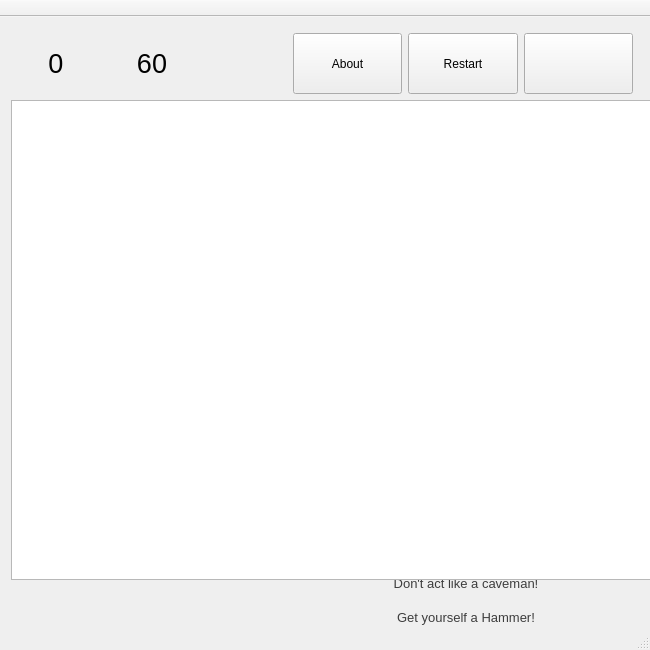
Above: mainwindow.ui from tomredant/whacl-a-mole before the change. Below: the same form after it.
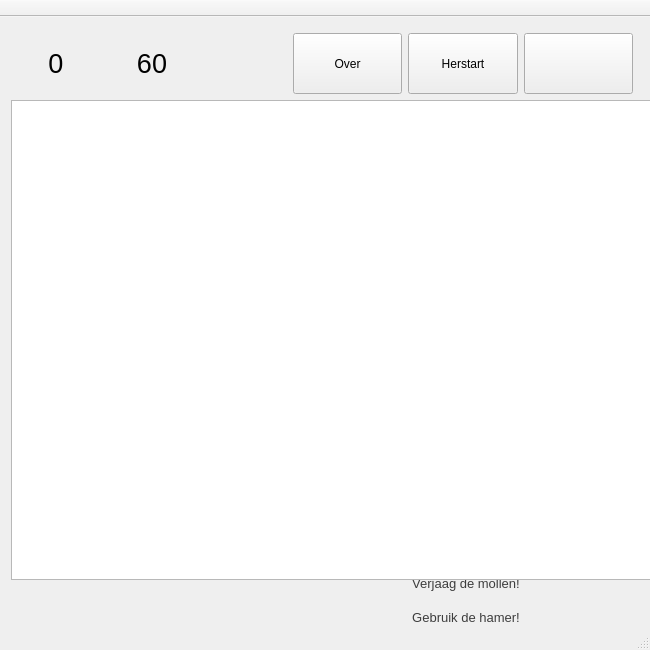
That is the form after the change. Icons and pictures are not drawn.

Diff of the .ui file:
```diff
--- a/mainwindow.ui
+++ b/mainwindow.ui
@@ -122,7 +122,7 @@
             </font>
            </property>
            <property name="text">
-            <string>&lt;font color=&quot;#3D3D3D&quot;&gt;Don't act like a caveman!&lt;/font&gt;</string>
+            <string>&lt;html&gt;&lt;head/&gt;&lt;body&gt;&lt;p&gt;&lt;span style=&quot; color:#3d3d3d;&quot;&gt;Verjaag de mollen!&lt;/span&gt;&lt;/p&gt;&lt;/body&gt;&lt;/html&gt;</string>
            </property>
            <property name="alignment">
             <set>Qt::AlignCenter</set>
@@ -153,7 +153,7 @@
             </font>
            </property>
            <property name="text">
-            <string>&lt;font color=&quot;#3D3D3D&quot;&gt;Get yourself a Hammer!&lt;/font&gt;</string>
+            <string>&lt;font color=&quot;#3D3D3D&quot;&gt;Gebruik de hamer!&lt;/font&gt;</string>
            </property>
            <property name="alignment">
             <set>Qt::AlignCenter</set>
@@ -357,7 +357,7 @@
           </size>
          </property>
          <property name="text">
-          <string>About</string>
+          <string>Over</string>
          </property>
         </widget>
        </item>
@@ -376,7 +376,7 @@
           </size>
          </property>
          <property name="text">
-          <string>Restart</string>
+          <string>Herstart</string>
          </property>
         </widget>
        </item>
```
Left out of the diff: 11 changed lines with no effect on the pictures.
